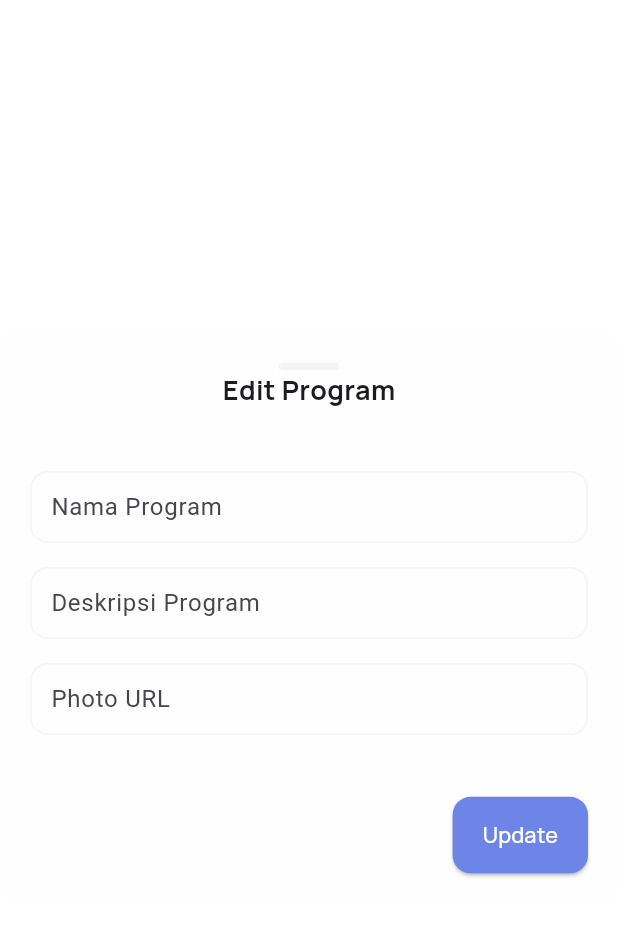
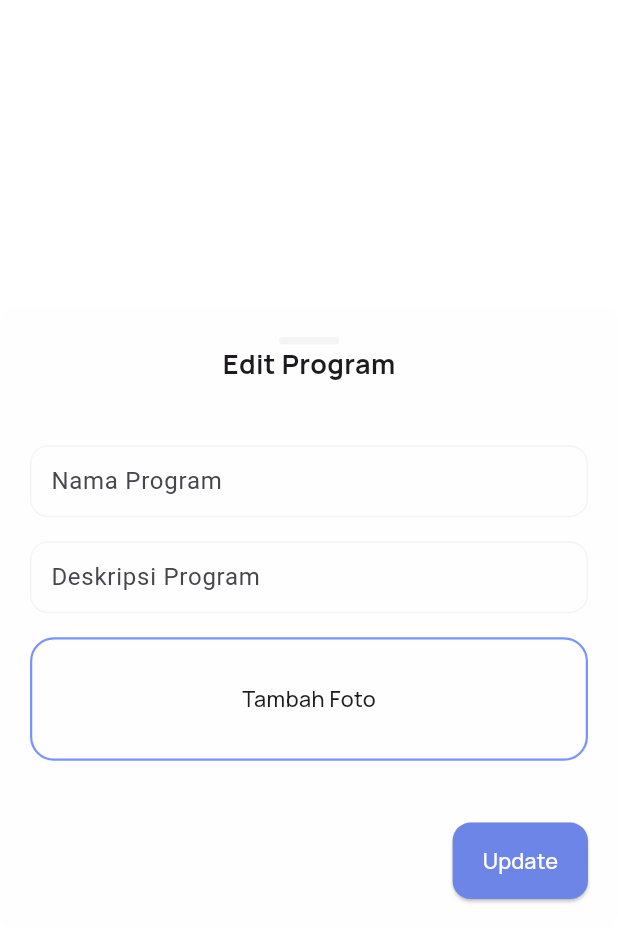
Before and after one commit to Asyelvaa/TalentaKu, a Flutter app: the EditProgramPopup screen opened directly with empty values, on a phone screen of 412 x 824 dp. Shown: the top 942 px of the screen. Run offline on Flutter 3.47's test engine with Material 3 defaults, Android fonts, the light colour scheme and no system bars; our stand-ins replace animated_custom_dropdown, auto_size_text, file_picker, get, get_storage, google_fonts and 3 more; missing offline and left inert: dart:ffi; accounts and stored records are empty; network calls fail.

Commit message:
[RR]fixing homepage program & edit

```diff
--- a/lib/presentation/home_page/Component/edit_program.dart
+++ b/lib/presentation/home_page/Component/edit_program.dart
@@ -1,10 +1,12 @@
+import 'dart:io';
+
 import 'package:flutter/material.dart';
 import 'package:flutter_talentaku/infrastructure/theme/theme.dart';
 import 'package:get/get.dart';
 
 import '../controllers/home_page.controller.dart';
 
-class EditProgramPopup extends StatelessWidget {
+class EditProgramPopup extends GetView<HomePageController> {
   final int programId;
   final String initialName;
   final String initialDesc;
@@ -21,14 +23,13 @@ class EditProgramPopup extends StatelessWidget {
 
   final TextEditingController nameController = TextEditingController();
   final TextEditingController descController = TextEditingController();
-  final TextEditingController photoController = TextEditingController();
+
   final TextEditingController categoryIdController = TextEditingController();
 
   @override
   Widget build(BuildContext context) {
     nameController.text = initialName;
     descController.text = initialDesc;
-    photoController.text = initialPhoto;
     categoryIdController.text = initialCategoryId.toString();
 
     return Scaffold(
@@ -104,23 +105,37 @@ class EditProgramPopup extends StatelessWidget {
                   ),
                 ),
                 SizedBox(height: 16),
-                TextFormField(
-                  controller: photoController,
-                  decoration: InputDecoration(
-                    labelText: "Photo URL",
-                    contentPadding:
-                        EdgeInsets.symmetric(vertical: 12, horizontal: 10),
-                    enabledBorder: OutlineInputBorder(
-                      borderSide: BorderSide(color: AppColor.grey),
-                      borderRadius: BorderRadius.all(Radius.circular(12)),
-                    ),
-                    focusedBorder: OutlineInputBorder(
-                      borderRadius: BorderRadius.circular(12),
-                      borderSide: BorderSide(color: AppColor.blue500),
-                    ),
-                    border: OutlineInputBorder(
-                      borderSide: BorderSide(color: AppColor.blue500),
-                    ),
+                GestureDetector(
+                  onTap: () {
+                    controller.pickImage();
+                  },
+                  child: Obx(
+                    () => controller.selectedImages.isNotEmpty
+                        ? Container(
+                            width: widthScreen,
+                            height: heightScreen * 0.2,
+                            decoration: BoxDecoration(
+                              borderRadius: BorderRadius.circular(10),
+                              image: DecorationImage(
+                                image: FileImage(
+                                    File(controller.selectedImages.value)),
+                                fit: BoxFit.cover,
+                              ),
+                            ),
+                          )
+                        : Container(
+                            height: heightScreen * 0.1,
+                            decoration: BoxDecoration(
+                              border: Border.all(
+                                  width: 1.5, color: AppColor.blue500),
+                              borderRadius: BorderRadius.circular(16),
+                            ),
+                            alignment: Alignment.center,
+                            child: Text(
+                              "Tambah Foto",
+                              style: AppTextStyle.tsNormal,
+                            ),
+                          ),
                   ),
                 ),
                 SizedBox(
@@ -129,16 +144,16 @@ class EditProgramPopup extends StatelessWidget {
                 Align(
                   alignment: Alignment.bottomRight,
                   child: ElevatedButton(
-                    onPressed: () {
+                    onPressed: () async {
                       try {
                         Get.find<HomePageController>().updateProgram(
                           programId,
                           nameController.text,
                           descController.text,
-                          photoController.text,
+                          File(controller.selectedImages.value),
                           int.parse(categoryIdController.text),
                         );
-                        Navigator.of(context).pop();
+
                       } catch (e) {
                         print('Error: $e');
                       }
--- a/lib/presentation/home_page/home_page.screen.dart
+++ b/lib/presentation/home_page/home_page.screen.dart
@@ -44,7 +44,8 @@ class HomePageScreen extends GetView<HomePageController> {
                         'Loading...',
                         'Loading...',
                         'Loading...',
-                        'Loading...'
+                        'Loading...',
+                        'Loading...',
                       ],
                     )
                   : SlideInformation(
@@ -61,7 +62,6 @@ class HomePageScreen extends GetView<HomePageController> {
                         'Loading...',
                         'Loading...',
                         'Loading...',
-                        'Loading...'
                       ],
                     )
                   : SlideExtra(
--- a/lib/presentation/login_page/controllers/login.controller.dart
+++ b/lib/presentation/login_page/controllers/login.controller.dart
@@ -17,6 +17,8 @@ class LoginController extends GetxController {
   @override
   void onInit() {
     autoLogin();
+    usernameController.text = 'ita';
+    passwordController.text = 'ita1234';
     super.onInit();
   }
 
```
Also changed, not shown: lib/presentation/home_page/Component/HomeBottomSheetExtra.dart (+7 -10 lines), lib/presentation/home_page/Component/content.dart (+7 -7 lines), lib/presentation/home_page/Component/home_bottomsheet_information.dart (+7 -10 lines), lib/presentation/home_page/Component/slide_program.dart (+7 -7 lines), lib/presentation/home_page/controllers/home_page.controller.dart (+46 -16 lines).
